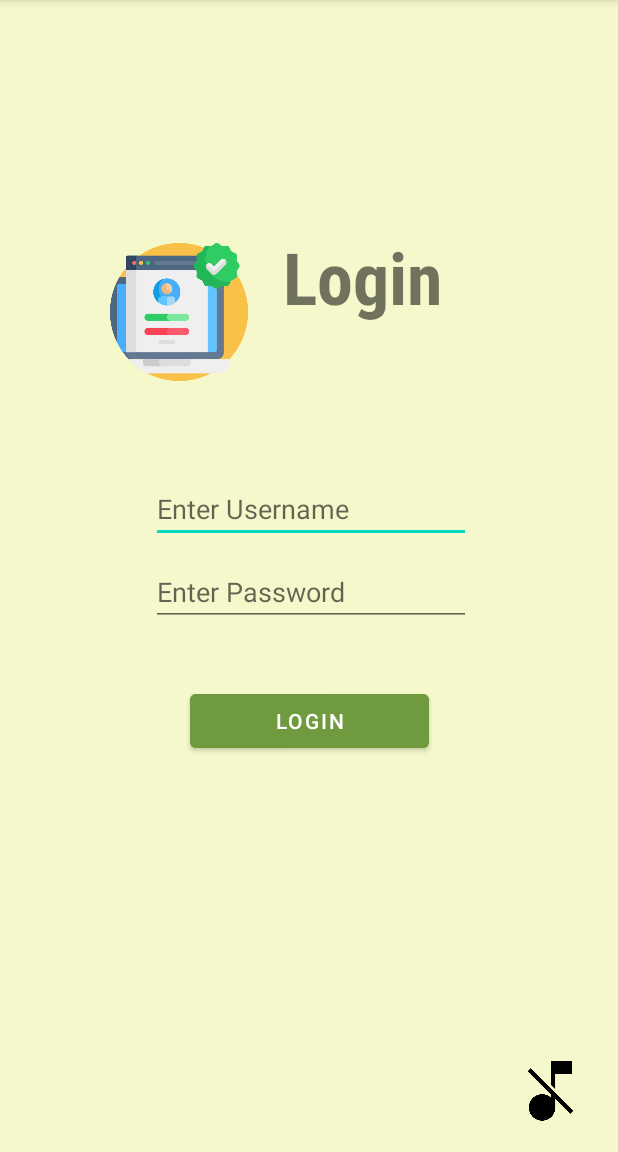
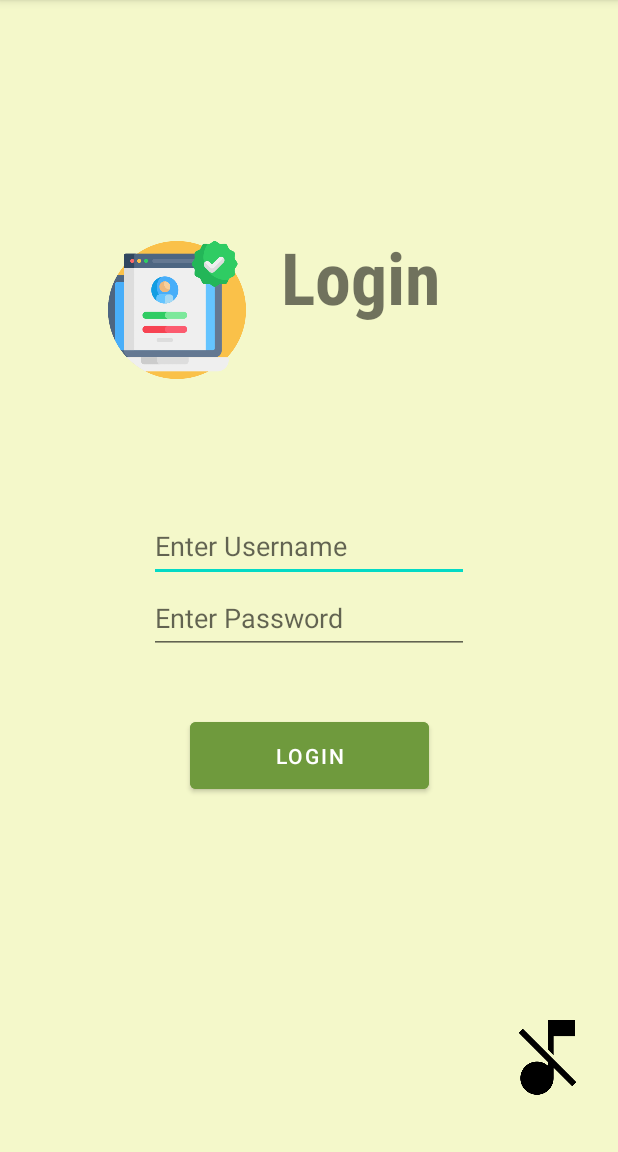
Before and after one commit to CraigJustinBalibalos/App-Dev-mobile_Final-Project, an Android app: the screen it shows after launch (Login), after a tap on "LOGIN", on a phone screen of 412 x 824 dp, the part 84-1236 px from its top. Run offline under Robolectric (Android 15) with nearby library versions, the phone set to English and light mode, and no system bars; our stand-ins replace Firebase (no records; nobody signed in at launch, a user with empty details on screens opened directly).

```diff
--- a/FinalProjectDJCGrocery/app/src/main/java/com/example/finalprojectdjcgrocery/Login.java
+++ b/FinalProjectDJCGrocery/app/src/main/java/com/example/finalprojectdjcgrocery/Login.java
@@ -1,24 +1,15 @@
 package com.example.finalprojectdjcgrocery;
 
 import androidx.annotation.NonNull;
-import androidx.annotation.Nullable;
 import androidx.appcompat.app.AppCompatActivity;
 
 import android.content.Intent;
 import android.os.Bundle;
-import android.util.Log;
 import android.view.View;
 import android.widget.Button;
 import android.widget.EditText;
 import android.widget.Toast;
 
-import com.google.android.gms.tasks.OnCompleteListener;
-import com.google.android.gms.tasks.Task;
-import com.google.firebase.auth.AuthResult;
-import com.google.firebase.auth.FirebaseAuth;
-import com.google.firebase.auth.FirebaseAuthException;
-import com.google.firebase.auth.FirebaseUser;
-import com.google.firebase.database.ChildEventListener;
 import com.google.firebase.database.DataSnapshot;
 import com.google.firebase.database.DatabaseError;
 import com.google.firebase.database.DatabaseReference;
@@ -34,12 +25,8 @@ public class Login extends AppCompatActivity {
 
     String uName;
     String uPass;
-    String name;
-    String pass;
 
     DatabaseReference ref;
-    ArrayList<String> arrayList = new ArrayList<>();
-    FirebaseAuth mAuth;
 
     @Override
     protected void onCreate(Bundle savedInstanceState) {
@@ -50,9 +37,6 @@ public class Login extends AppCompatActivity {
         password = findViewById(R.id.inputPassword);
 
         loginBtn = findViewById(R.id.loginBtn2);
-
-        //name = username.getText().toString();
-        //pass = password.getText().toString();
 
         loginBtn.setOnClickListener(new View.OnClickListener() {
             @Override
@@ -66,12 +50,15 @@ public class Login extends AppCompatActivity {
                         uPass = snapshot.child("password").getValue().toString().trim();
 
                         if(uName.equals(username.getText().toString().trim()) && uPass.equals(password.getText().toString().trim())){
-                            Toast.makeText(Login.this, "Login successful", Toast.LENGTH_SHORT).show();
+                            Toast.makeText(Login.this, "Login Successful", Toast.LENGTH_SHORT).show();
                             Intent i = new Intent(getApplicationContext(), Categories.class);
                             startActivity(i);
                         }
+                        else if(username.getText().toString().equals("") || password.getText().toString().equals("")){
+                            Toast.makeText(Login.this, "Please Enter Valid Info", Toast.LENGTH_SHORT).show();
+                        }
                         else{
-                            Toast.makeText(Login.this, username.getText().toString(), Toast.LENGTH_SHORT).show();
+                            Toast.makeText(Login.this, "Login Failed", Toast.LENGTH_SHORT).show();
                         }
                     }
 
@@ -82,26 +69,5 @@ public class Login extends AppCompatActivity {
                 });
             }
         });
-//            mAuth.signInWithEmailAndPassword(name, pass).addOnCompleteListener(this, new OnCompleteListener<AuthResult>() {
-//                @Override
-//                public void onComplete(@NonNull Task<AuthResult> task) {
-//                    if (task.isSuccessful()) {
-//                        // Sign in success, update UI with the signed-in user's information
-//                        Log.d("UserPass", "signIn:success");
-//                        FirebaseUser user = mAuth.getCurrentUser();
-//                        updateUI(user);
-//                        Intent i = new Intent(getApplicationContext(), Categories.class);
-//                        startActivity(i);
-//                    } else {
-//                        // If sign in fails, display a message to the user.
-//                        Log.w("UserPass", "signIn:failure", task.getException());
-//                        Toast.makeText(getApplicationContext(), "Authentication failed.", Toast.LENGTH_SHORT).show();
-//                        updateUI(null);
-//                    }
-//                }
-//            });
-        }
-
-    private void updateUI(FirebaseUser user) {
     }
 }
--- a/FinalProjectDJCGrocery/app/src/main/java/com/example/finalprojectdjcgrocery/MainActivity.java
+++ b/FinalProjectDJCGrocery/app/src/main/java/com/example/finalprojectdjcgrocery/MainActivity.java
@@ -3,18 +3,33 @@ package com.example.finalprojectdjcgrocery;
 import androidx.appcompat.app.AppCompatActivity;
 
 import android.content.Intent;
+import android.media.MediaPlayer;
 import android.os.Bundle;
 import android.view.View;
 import android.widget.Button;
+import android.widget.Toast;
 
 public class MainActivity extends AppCompatActivity {
 
     Button loginBtn, registerBtn;
 
+    MediaPlayer mediaPlayer;
+
     @Override
     protected void onCreate(Bundle savedInstanceState) {
         super.onCreate(savedInstanceState);
         setContentView(R.layout.activity_main);
+
+        if(mediaPlayer==null){
+            mediaPlayer = MediaPlayer.create(this,R.raw.song);
+            mediaPlayer.setOnCompletionListener(new MediaPlayer.OnCompletionListener() {
+                @Override
+                public void onCompletion(MediaPlayer mediaPlayer) {
+                    mediaPlayer.start();
+                }
+            });
+        }
+        mediaPlayer.start();
 
         loginBtn = findViewById(R.id.loginBtn);
         registerBtn = findViewById(R.id.registerBtn);
@@ -35,4 +50,16 @@ public class MainActivity extends AppCompatActivity {
             }
         });
     }
+
+    public void stop(View view) {
+        stopPlayer();
+    }
+
+    private void stopPlayer() {
+        if(mediaPlayer != null){
+            mediaPlayer.release();
+            mediaPlayer = null;
+            Toast.makeText(this,"MediaPlayer source is released", Toast.LENGTH_SHORT).show();
+        }
+    }
 }
--- a/FinalProjectDJCGrocery/app/src/main/java/com/example/finalprojectdjcgrocery/Register.java
+++ b/FinalProjectDJCGrocery/app/src/main/java/com/example/finalprojectdjcgrocery/Register.java
@@ -16,6 +16,8 @@ import com.google.firebase.database.DatabaseError;
 import com.google.firebase.database.DatabaseReference;
 import com.google.firebase.database.FirebaseDatabase;
 import com.google.firebase.database.ValueEventListener;
+
+import java.util.ArrayList;
 
 public class Register extends AppCompatActivity {
 
@@ -78,4 +80,5 @@ public class Register extends AppCompatActivity {
             }
         });
     }
+
 }
--- a/FinalProjectDJCGrocery/app/src/main/res/layout/activity_login.xml
+++ b/FinalProjectDJCGrocery/app/src/main/res/layout/activity_login.xml
@@ -9,63 +9,53 @@
 
     <TextView
         android:id="@+id/textView"
-        android:layout_width="228dp"
+        android:layout_width="0dp"
         android:layout_height="0dp"
+        android:layout_marginStart="54dp"
         android:layout_marginTop="152dp"
-        android:layout_marginBottom="56dp"
+        android:layout_marginEnd="57dp"
+        android:layout_marginBottom="412dp"
         android:fontFamily="sans-serif-condensed"
         android:text="Login"
         android:textAlignment="center"
         android:textSize="48sp"
         android:textStyle="bold"
+        app:layout_constraintBottom_toTopOf="@+id/muteIcon"
+        app:layout_constraintEnd_toEndOf="parent"
+        app:layout_constraintStart_toStartOf="@+id/imageView"
+        app:layout_constraintTop_toTopOf="parent" />
+
+    <ImageView
+        android:id="@+id/imageView"
+        android:layout_width="92dp"
+        android:layout_height="0dp"
+        android:layout_marginStart="72dp"
+        android:layout_marginTop="145dp"
+        android:layout_marginBottom="72dp"
         app:layout_constraintBottom_toTopOf="@+id/inputUsername"
-        app:layout_constraintEnd_toEndOf="parent"
-        app:layout_constraintHorizontal_bias="0.693"
         app:layout_constraintStart_toStartOf="parent"
-        app:layout_constraintTop_toTopOf="parent" />
+        app:layout_constraintTop_toTopOf="parent"
+        app:srcCompat="@drawable/_058949" />
 
     <EditText
         android:id="@+id/inputUsername"
         android:layout_width="wrap_content"
         android:layout_height="wrap_content"
-        android:layout_marginStart="27dp"
-        android:layout_marginBottom="406dp"
+        android:layout_marginBottom="380dp"
         android:ems="10"
         android:hint="Enter Username"
         android:inputType="textPersonName"
+        android:minHeight="48dp"
         app:layout_constraintBottom_toBottomOf="parent"
-        app:layout_constraintStart_toStartOf="@+id/imageView"
+        app:layout_constraintEnd_toEndOf="parent"
+        app:layout_constraintStart_toStartOf="parent"
         app:layout_constraintTop_toBottomOf="@+id/imageView" />
-
-    <EditText
-        android:id="@+id/inputPassword"
-        android:layout_width="wrap_content"
-        android:layout_height="wrap_content"
-        android:layout_marginBottom="30dp"
-        android:ems="10"
-        android:hint="Enter Password"
-        android:inputType="textPersonName"
-        app:layout_constraintBottom_toTopOf="@+id/loginBtn2"
-        app:layout_constraintStart_toStartOf="@+id/inputUsername"
-        app:layout_constraintTop_toBottomOf="@+id/inputUsername" />
-
-    <ImageView
-        android:id="@+id/imageView"
-        android:layout_width="92dp"
-        android:layout_height="0dp"
-        android:layout_marginStart="73dp"
-        android:layout_marginTop="145dp"
-        android:layout_marginBottom="46dp"
-        app:layout_constraintBottom_toTopOf="@+id/inputUsername"
-        app:layout_constraintStart_toStartOf="parent"
-        app:layout_constraintTop_toTopOf="parent"
-        app:srcCompat="@drawable/_058949" />
 
     <Button
         android:id="@+id/loginBtn2"
         android:layout_width="159dp"
-        android:layout_height="48dp"
-        android:layout_marginBottom="253dp"
+        android:layout_height="0dp"
+        android:layout_marginBottom="236dp"
         android:backgroundTint="#6F9A3D"
         android:text="Login"
         app:layout_constraintBottom_toBottomOf="parent"
@@ -73,14 +63,28 @@
         app:layout_constraintStart_toStartOf="parent"
         app:layout_constraintTop_toBottomOf="@+id/inputPassword" />
 
+    <EditText
+        android:id="@+id/inputPassword"
+        android:layout_width="wrap_content"
+        android:layout_height="wrap_content"
+        android:layout_marginBottom="39dp"
+        android:ems="10"
+        android:hint="Enter Password"
+        android:inputType="textPassword"
+        android:minHeight="48dp"
+        app:layout_constraintBottom_toTopOf="@+id/loginBtn2"
+        app:layout_constraintStart_toStartOf="@+id/inputUsername"
+        app:layout_constraintTop_toBottomOf="@+id/inputUsername" />
+
     <ImageView
         android:id="@+id/muteIcon"
-        android:layout_width="58dp"
-        android:layout_height="49dp"
+        android:layout_width="62dp"
+        android:layout_height="0dp"
         android:layout_marginEnd="16dp"
         android:layout_marginBottom="16dp"
         app:layout_constraintBottom_toBottomOf="parent"
         app:layout_constraintEnd_toEndOf="parent"
-        app:srcCompat="@drawable/mute" />
+        app:layout_constraintTop_toBottomOf="@+id/textView"
+        app:srcCompat="@drawable/mute"/>
 
 </androidx.constraintlayout.widget.ConstraintLayout>
--- a/FinalProjectDJCGrocery/app/src/main/res/layout/activity_main.xml
+++ b/FinalProjectDJCGrocery/app/src/main/res/layout/activity_main.xml
@@ -63,5 +63,6 @@
         android:layout_marginBottom="16dp"
         app:layout_constraintBottom_toBottomOf="parent"
         app:layout_constraintEnd_toEndOf="parent"
-        app:srcCompat="@drawable/mute" />
+        app:srcCompat="@drawable/mute"
+        android:onClick="stop"/>
 </androidx.constraintlayout.widget.ConstraintLayout>
```
Also changed, not shown: FinalProjectDJCGrocery/app/src/main/java/com/example/finalprojectdjcgrocery/BackgroundMusic.java (+41 -0 lines), FinalProjectDJCGrocery/app/src/main/java/com/example/finalprojectdjcgrocery/Categories.java (+42 -0 lines), FinalProjectDJCGrocery/app/src/main/java/com/example/finalprojectdjcgrocery/Checkout.java (+41 -0 lines), FinalProjectDJCGrocery/app/src/main/java/com/example/finalprojectdjcgrocery/Delivery.java (+41 -0 lines), FinalProjectDJCGrocery/app/src/main/java/com/example/finalprojectdjcgrocery/ModifyUserInfo.java (+41 -0 lines), FinalProjectDJCGrocery/app/src/main/java/com/example/finalprojectdjcgrocery/MyAccount.java (+41 -0 lines), FinalProjectDJCGrocery/app/src/main/java/com/example/finalprojectdjcgrocery/OrderConfirmation.java (+41 -0 lines), FinalProjectDJCGrocery/app/src/main/java/com/example/finalprojectdjcgrocery/Products.java (+41 -0 lines), 2 other files.
